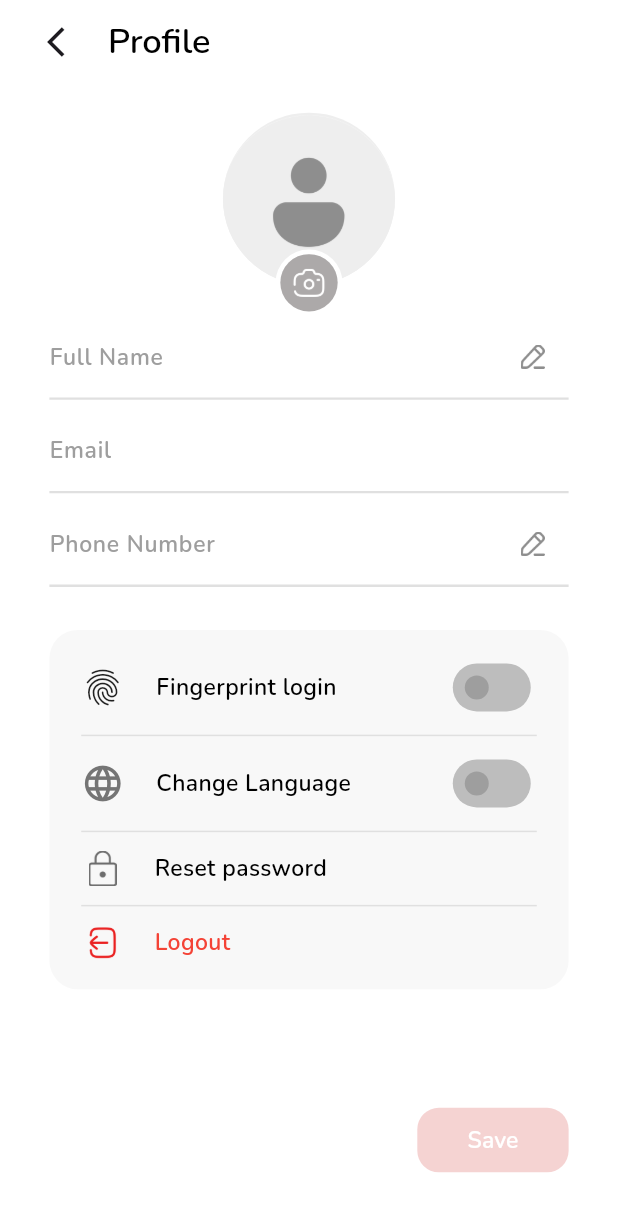
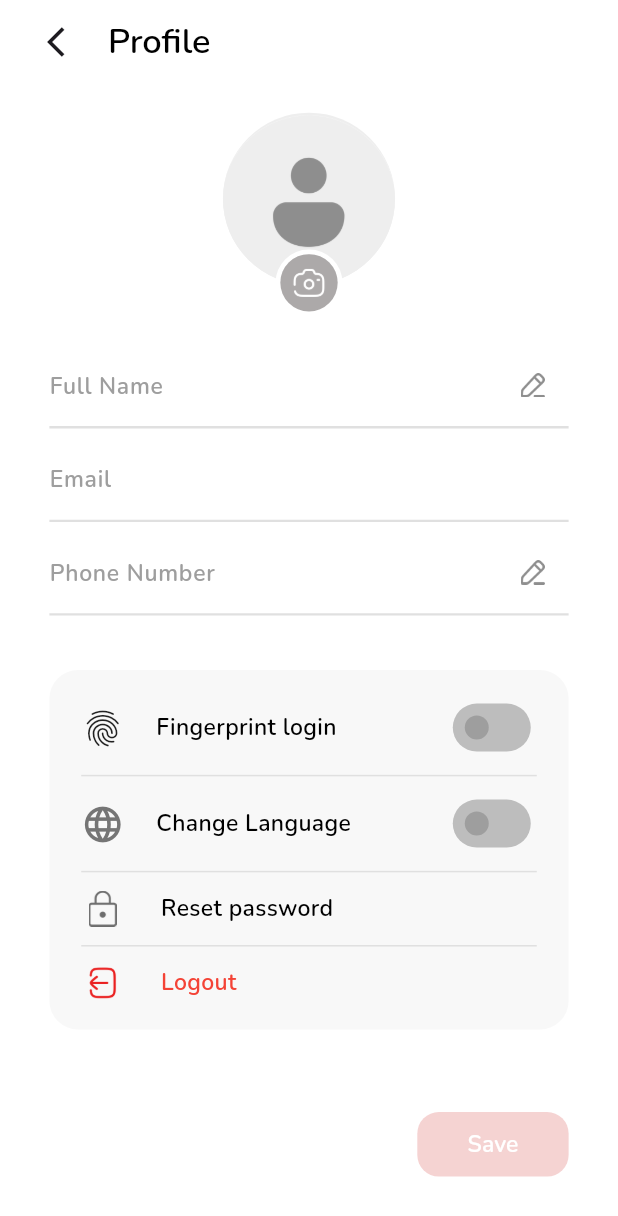
Before and after one commit to MohamedYassien/CropModel, a Flutter app: the ProfilePresenter screen opened directly, on a phone screen of 412 x 824 dp. Shown: the top 1216 px of the screen. Run offline on Flutter 3.47's test engine with Material 3 defaults, Android fonts, the phone set to English and light mode, and no system bars; our stand-ins replace dio, easy_localization, extended_image, flutter_bloc, flutter_easyloading, flutter_screenutil and 2 more.

Commit message:
ProfileUI_paddingUpdate

```diff
--- a/lib/features/Profile/presentation/UI/profile_presenter.dart
+++ b/lib/features/Profile/presentation/UI/profile_presenter.dart
@@ -127,7 +127,7 @@ class _ProfilePresenterState extends State<ProfilePresenter> {
                           print("Logged out");
                         },
                         child: Text(
-                          "logout".tr(),
+                          "Confirm".tr(),
                           style: getDynamicStyle(context, size: 16, color: Colors.white),
                         ),
                       ),
@@ -226,7 +226,7 @@ class _ProfilePresenterState extends State<ProfilePresenter> {
                       ),
                     ],
                   ),
-                  SizedBox(height: 20.h),
+                  SizedBox(height: 40.h),
                   TextField(
                     focusNode: _nameFocusNode,
                     controller: _nameController,
@@ -346,7 +346,7 @@ class _ProfilePresenterState extends State<ProfilePresenter> {
                       contentPadding: EdgeInsets.symmetric(vertical: 10.h),
                     ),
                   ),
-                  SizedBox(height: 30.h),
+                  SizedBox(height: 38.h),
                   Container(
                     padding: EdgeInsets.symmetric(vertical: 15.h, horizontal: 20.w),
                     width: 400.w,
@@ -428,7 +428,7 @@ class _ProfilePresenterState extends State<ProfilePresenter> {
                               child: Row(
                                 children: [
                                   Image.asset('assets/images/lockIcon.png', width: 25.w, height: 25.h),
-                                  SizedBox(width: 20.w),
+                                  SizedBox(width: 24.w),
                                   Text("reset_password".tr(), style: getDynamicStyle(context)),
                                 ],
                               ),
@@ -451,7 +451,7 @@ class _ProfilePresenterState extends State<ProfilePresenter> {
                               child: Row(
                                 children: [
                                   Image.asset('assets/images/logoutIcon.png', width: 25.w, height: 25.h),
-                                  SizedBox(width: 20.w),
+                                  SizedBox(width: 24.w),
                                   Text(
                                     "logout".tr(),
                                     style: getDynamicStyle(context, color: Colors.red),
@@ -464,7 +464,7 @@ class _ProfilePresenterState extends State<ProfilePresenter> {
                       ],
                     ),
                   ),
-                  SizedBox(height: 80.h),
+                  SizedBox(height: 55.h),
                   Align(
                     alignment: Alignment.bottomRight,
                     child: AnimatedContainer(
```
